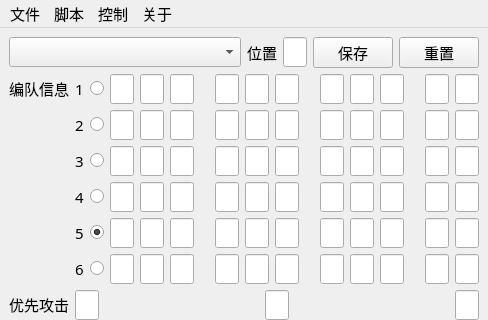
Old version of the form fgo_py/fgoMainWindow.ui in the repository hgjazhgj/FGO-py; both pictures show x 0 to 488 and y 0 to 320 of the 488 by 587 pixel window.
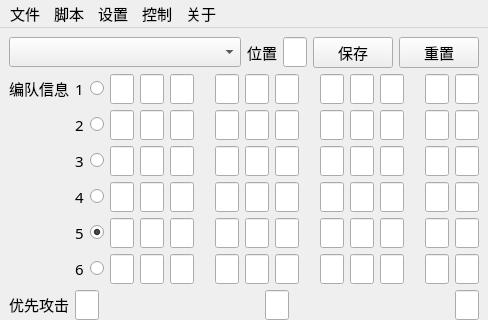
New version of the form.

Patch:
```diff
--- a/fgo_py/fgoMainWindow.ui
+++ b/fgo_py/fgoMainWindow.ui
@@ -2936,8 +2936,16 @@
     <addaction name="separator"/>
     <addaction name="MENU_CONTROL_EXEC"/>
    </widget>
+   <widget class="QMenu" name="MENU_SETTINGS">
+    <property name="title">
+     <string>设置</string>
+    </property>
+    <addaction name="MENU_SETTINGS_STOPONSPECIALDROP"/>
+    <addaction name="MENU_SETTINGS_STOPONDEFEATED"/>
+   </widget>
    <addaction name="MENU_FILE"/>
    <addaction name="MENU_SCRIPT"/>
+   <addaction name="MENU_SETTINGS"/>
    <addaction name="MENU_CONTROL"/>
    <addaction name="MENU_ABOUT"/>
   </widget>
```
Left out of the diff: 162 changed lines with no effect on the pictures.
